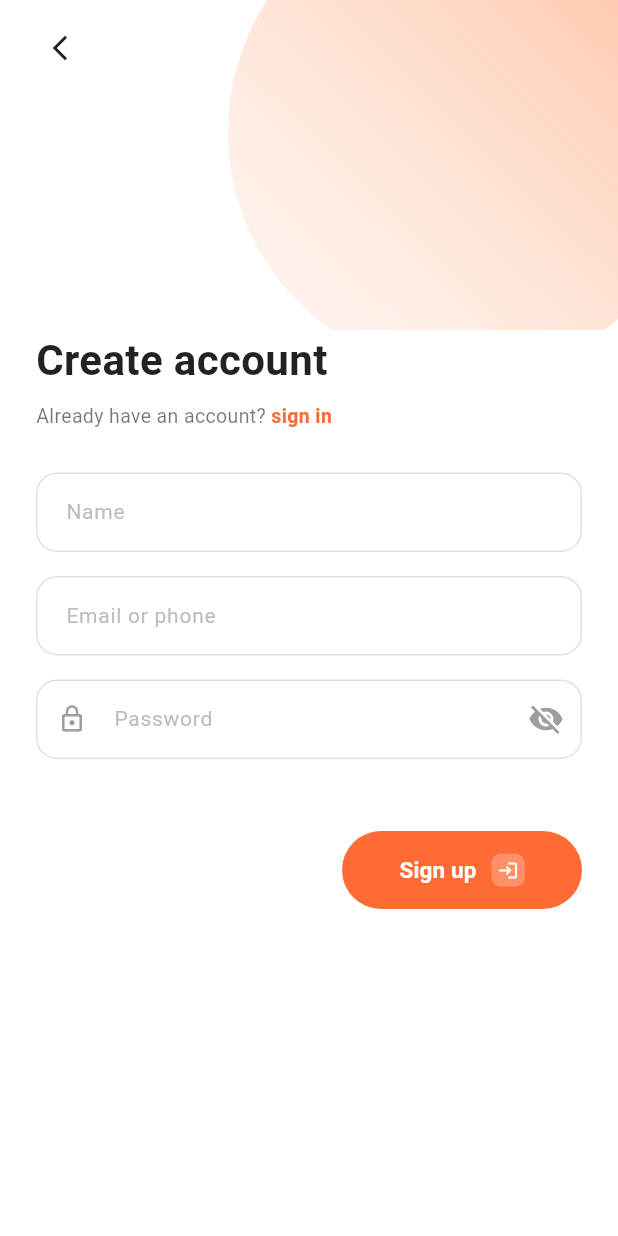
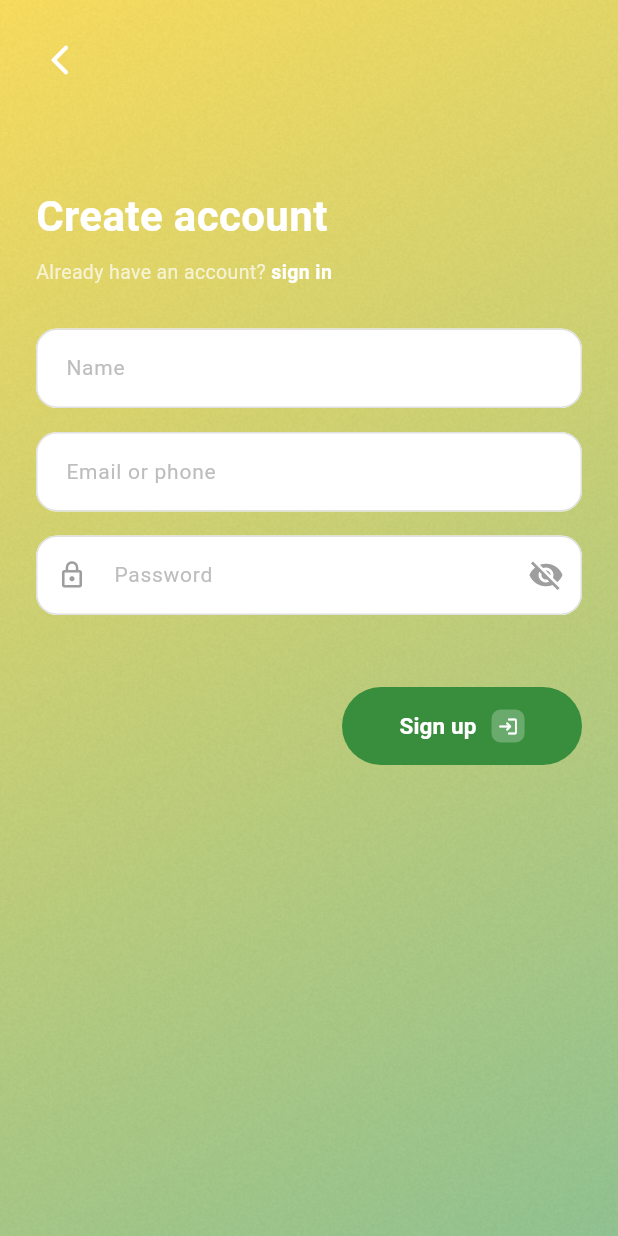
Before and after one commit to musyafak-a/login-1-flutter, a Flutter app: the screen it shows after launch, after a tap on "sign up", on a phone screen of 412 x 824 dp. Run offline on Flutter 3.47's test engine with Material 3 defaults, Android fonts, the light colour scheme and no system bars; our stand-ins replace flutter_map, geolocator, latlong2, screenshot, share_plus, sqflite; missing offline and left inert: gal; accounts and stored records are empty.

Commit message:
mengubah style warna dan background

```diff
--- a/lib/screens/history_screen.dart
+++ b/lib/screens/history_screen.dart
@@ -68,7 +68,7 @@ class _HistoryScreenState extends State<HistoryScreen> {
   @override
   Widget build(BuildContext context) {
     return Container(
-      color: Colors.white,
+      color: Colors.transparent,
       child: SafeArea(
         child: Column(
           crossAxisAlignment: CrossAxisAlignment.start,
@@ -80,7 +80,7 @@ class _HistoryScreenState extends State<HistoryScreen> {
                 style: TextStyle(
                   fontSize: 26,
                   fontWeight: FontWeight.bold,
-                  color: Colors.black87,
+                  color: Colors.white,
                 ),
               ),
             ),
@@ -91,7 +91,7 @@ class _HistoryScreenState extends State<HistoryScreen> {
                       ? const Center(
                           child: Text(
                             'Belum ada riwayat',
-                            style: TextStyle(color: Colors.black54),
+                            style: TextStyle(color: Colors.white70),
                           ),
                         )
                       : ListView.builder(
--- a/lib/screens/login_screen.dart
+++ b/lib/screens/login_screen.dart
@@ -1,9 +1,10 @@
 import 'package:flutter/material.dart';
-import '../widgets/gradient_curve_header.dart';
 import '../widgets/app_widgets.dart';
 import '../database/database_helper.dart';
 import '../theme/app_colors.dart';
 import '../state/app_state.dart';
+
+import '../widgets/grainy_background.dart';
 
 class LoginScreen extends StatefulWidget {
   const LoginScreen({super.key});
@@ -53,11 +54,13 @@ class _LoginScreenState extends State<LoginScreen> {
   @override
   Widget build(BuildContext context) {
     return Scaffold(
-      body: SingleChildScrollView(
-        child: Column(
-          crossAxisAlignment: CrossAxisAlignment.start,
-          children: [
-            const GradientCurveHeader(height: 300),
+      backgroundColor: Colors.transparent, // Transparan agar terlihat GrainyBackground
+      body: GrainyBackground(
+        child: SingleChildScrollView(
+          child: Column(
+            crossAxisAlignment: CrossAxisAlignment.start,
+            children: [
+              const SizedBox(height: 120), // Spacer pengganti GradientCurveHeader
             Padding(
               padding: const EdgeInsets.symmetric(horizontal: 24),
               child: Column(
@@ -68,7 +71,7 @@ class _LoginScreenState extends State<LoginScreen> {
                     style: TextStyle(
                       fontSize: 32,
                       fontWeight: FontWeight.bold,
-                      color: Colors.black87,
+                      color: Colors.white,
                     ),
                   ),
                   const SizedBox(height: 8),
@@ -76,7 +79,7 @@ class _LoginScreenState extends State<LoginScreen> {
                     children: [
                       const Text(
                         "Don't have an account? ",
-                        style: TextStyle(color: Colors.black54, fontSize: 13),
+                        style: TextStyle(color: Colors.white70, fontSize: 13),
                       ),
                       GestureDetector(
                         onTap: () =>
@@ -84,7 +87,7 @@ class _LoginScreenState extends State<LoginScreen> {
                         child: const Text(
                           'sign up',
                           style: TextStyle(
-                            color: AppColors.primary,
+                            color: Colors.white,
                             fontWeight: FontWeight.w600,
                             fontSize: 13,
                           ),
@@ -152,6 +155,7 @@ class _LoginScreenState extends State<LoginScreen> {
           ],
         ),
       ),
+      ),
     );
   }
 
--- a/lib/screens/record_screen.dart
+++ b/lib/screens/record_screen.dart
@@ -261,7 +261,7 @@ class _RecordScreenState extends State<RecordScreen> {
     // Gunakan posisi perangkat jika sudah didapat, atau fallback ke dunia tengah
     final initialCenter = _currentPosition ?? const LatLng(0, 0);
     return Container(
-      color: Colors.white,
+      color: Colors.transparent,
       child: Stack(
         children: [
           FlutterMap(
--- a/lib/screens/register_screen.dart
+++ b/lib/screens/register_screen.dart
@@ -1,9 +1,9 @@
 import 'package:flutter/material.dart';
-import '../widgets/gradient_curve_header.dart';
 import '../widgets/app_widgets.dart';
 import '../database/database_helper.dart';
 import '../theme/app_colors.dart';
 import '../state/app_state.dart';
+import '../widgets/grainy_background.dart';
 
 class RegisterScreen extends StatefulWidget {
   const RegisterScreen({super.key});
@@ -57,15 +57,23 @@ class _RegisterScreenState extends State<RegisterScreen> {
   @override
   Widget build(BuildContext context) {
     return Scaffold(
-      body: SingleChildScrollView(
+      backgroundColor: Colors.transparent,
+      body: GrainyBackground(
+        child: SingleChildScrollView(
           child: Column(
             crossAxisAlignment: CrossAxisAlignment.start,
             children: [
-            GradientCurveHeader(
-              height: 220,
-              showBackButton: true,
-              onBack: () => Navigator.pushReplacementNamed(context, '/login'),
+              // Tombol kembali khusus untuk register
+              SafeArea(
+                child: Padding(
+                  padding: const EdgeInsets.only(left: 16, top: 16),
+                  child: IconButton(
+                    icon: const Icon(Icons.arrow_back_ios_new_rounded, color: Colors.white),
+                    onPressed: () => Navigator.pushReplacementNamed(context, '/login'),
                   ),
+                ),
+              ),
+              const SizedBox(height: 60),
               Padding(
                 padding: const EdgeInsets.symmetric(horizontal: 24),
                 child: Column(
@@ -76,7 +84,7 @@ class _RegisterScreenState extends State<RegisterScreen> {
                       style: TextStyle(
                         fontSize: 28,
                         fontWeight: FontWeight.bold,
-                      color: Colors.black87,
+                        color: Colors.white,
                       ),
                     ),
                     const SizedBox(height: 8),
@@ -84,7 +92,7 @@ class _RegisterScreenState extends State<RegisterScreen> {
                     children: [
                       const Text(
                         'Already have an account? ',
-                        style: TextStyle(color: Colors.black54, fontSize: 13),
+                        style: TextStyle(color: Colors.white70, fontSize: 13),
                       ),
                       GestureDetector(
                         onTap: () => Navigator.pushReplacementNamed(
@@ -92,7 +100,7 @@ class _RegisterScreenState extends State<RegisterScreen> {
                         child: const Text(
                           'sign in',
                           style: TextStyle(
-                            color: AppColors.primary,
+                            color: Colors.white,
                             fontWeight: FontWeight.w600,
                             fontSize: 13,
                           ),
@@ -146,6 +154,7 @@ class _RegisterScreenState extends State<RegisterScreen> {
           ],
         ),
       ),
+      ),
     );
   }
 }
--- a/lib/screens/statistik_screen.dart
+++ b/lib/screens/statistik_screen.dart
@@ -84,7 +84,7 @@ class _StatistikScreenState extends State<StatistikScreen> {
   @override
   Widget build(BuildContext context) {
     return Container(
-      color: Colors.white,
+      color: Colors.transparent,
       child: SafeArea(
         child: RefreshIndicator(
           onRefresh: _loadData,
@@ -99,13 +99,13 @@ class _StatistikScreenState extends State<StatistikScreen> {
                   style: TextStyle(
                     fontSize: 26,
                     fontWeight: FontWeight.bold,
-                    color: Colors.black87,
+                    color: Colors.white,
                   ),
                 ),
                 const SizedBox(height: 4),
                 const Text(
                   'Pantau perkembangan larimu',
-                  style: TextStyle(color: Colors.black54, fontSize: 13),
+                  style: TextStyle(color: Colors.white70, fontSize: 13),
                 ),
                 const SizedBox(height: 24),
                 _buildWeeklyChartCard(),
--- a/lib/theme/app_colors.dart
+++ b/lib/theme/app_colors.dart
@@ -2,8 +2,13 @@ import 'package:flutter/material.dart';
 
 /// Warna utama aplikasi. Ganti di sini kalau mau ubah tema warna semua app.
 class AppColors {
-  static const Color primary = Color(0xFFFF6B35); // oranye utama
-  static const Color primaryLight = Color(0xFFFFB088);
-  static const Color primaryDark = Color(0xFFE85A2A);
+  static const Color primary = Color(0xFF388E3C); // Hijau utama
+  static const Color primaryLight = Color(0xFF6ABF69);
+  static const Color primaryDark = Color(0xFF00600F);
+
+  // Warna untuk gradient background
+  static const Color gradYellow = Color(0xFFF9DC5C); // Kuning cerah
+  static const Color gradGreen = Color(0xFF90C290);  // Hijau pudar
+
   static const Color background = Colors.white;
 }
--- /dev/null
+++ b/lib/widgets/grainy_background.dart
@@ -0,0 +1,43 @@
+import 'package:flutter/material.dart';
+import '../theme/app_colors.dart';
+
+class GrainyBackground extends StatelessWidget {
+  final Widget child;
+
+  const GrainyBackground({super.key, required this.child});
+
+  @override
+  Widget build(BuildContext context) {
+    return Stack(
+      fit: StackFit.expand,
+      children: [
+        // Latar belakang gradasi Kuning -> Hijau
+        Container(
+          decoration: const BoxDecoration(
+            gradient: LinearGradient(
+              begin: Alignment.topLeft,
+              end: Alignment.bottomRight,
+              colors: [
+                AppColors.gradYellow,
+                AppColors.gradGreen,
+              ],
+            ),
+          ),
+        ),
+        // Overlay tekstur grain (noise)
+        Container(
+          decoration: const BoxDecoration(
+            image: DecorationImage(
+              image: AssetImage('assets/images/noise.png'),
+              repeat: ImageRepeat.repeat,
+              fit: BoxFit.none,
+              opacity: 0.25, // Tekstur lebih smooth dan halus
+            ),
+          ),
+        ),
+        // Konten utama aplikasi
+        child,
+      ],
+    );
+  }
+}
--- a/pubspec.yaml
+++ b/pubspec.yaml
@@ -28,3 +28,5 @@ dev_dependencies:
 
 flutter:
   uses-material-design: true
+  assets:
+    - assets/images/
```
Also changed, not shown: lib/screens/home_screen.dart (+9 -10 lines), lib/screens/main_shell.dart (+6 -3 lines), assets/images/noise.png (added), 1 other file. Lines whose indentation alone changed are shown as unchanged.
